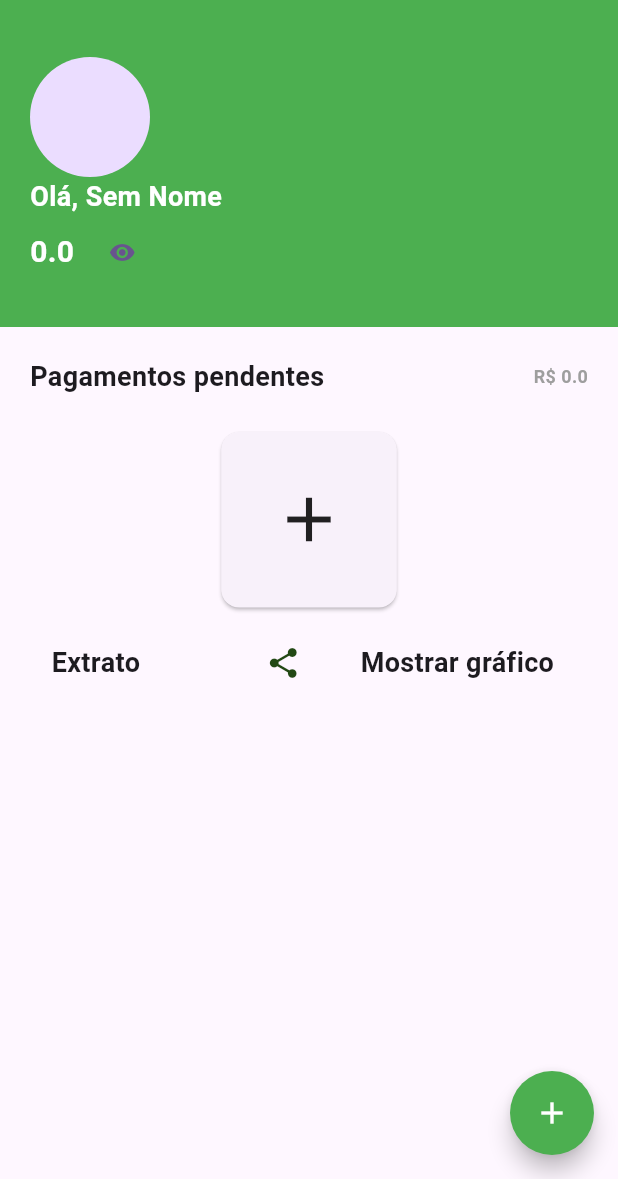
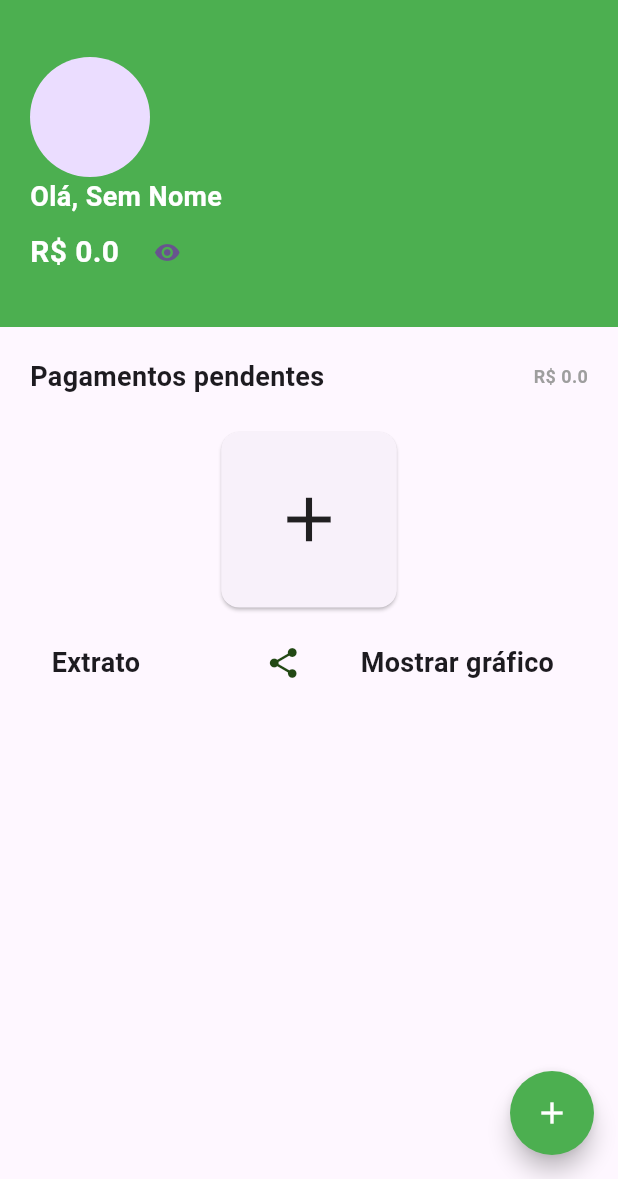
Before and after one commit to holyicecream/Meu-Financeiro, a Flutter app: the Main screen opened by its route, on a phone screen of 412 x 824 dp, the part 57-1236 px from its top. Run offline on Flutter 3.47's test engine with Material 3 defaults, Android fonts, the phone set to English and light mode, and no system bars; our stand-ins replace fixnum, fl_chart; missing offline and left inert: mongo_dart.

Commit message:
Botão de esconder saldo

```diff
--- a/mongo_project/lib/Pages/tela_principal.dart
+++ b/mongo_project/lib/Pages/tela_principal.dart
@@ -33,6 +33,7 @@ class MainState extends State<Main> {
     {'': ''}
   ];
   int count = 0;
+  bool escondesaldo = false;
   @override
   Widget build(BuildContext context) {
     count++;
@@ -243,14 +244,25 @@ class MainState extends State<Main> {
                                     }
                                   }
                                 }
+                                if (escondesaldo == false) {
                                   widgetSaldo = Text(
-                                  '$saldo',
+                                    'R\$ $saldo',
                                     style: TextStyle(
                                       fontWeight: FontWeight.bold,
                                       fontSize: 20,
                                       color: Colors.white,
                                     ),
                                   );
+                                } else {
+                                  widgetSaldo = Text(
+                                    '******',
+                                    style: TextStyle(
+                                      fontWeight: FontWeight.bold,
+                                      fontSize: 20,
+                                      color: Colors.white,
+                                    ),
+                                  );
+                                }
                                 return widgetSaldo;
                               } else {
                                 return widgetSaldo;
@@ -258,7 +270,9 @@ class MainState extends State<Main> {
                             },
                           ),
                           TextButton(
-                              onPressed: () {},
+                              onPressed: () {setState(() {
+                                escondesaldo = !escondesaldo;
+                              });},
                               child: Icon(Icons.remove_red_eye_rounded))
                         ],
                       )
@@ -312,6 +326,7 @@ class MainState extends State<Main> {
                               }
                             }
                           }
+                          if(escondesaldo == false){
 widgetPagamentosPendentesValue = Text(
                             "R\$ ${pagamentosPendentesValue.toString()}",
                             style: TextStyle(
@@ -319,6 +334,16 @@ class MainState extends State<Main> {
                                 color: Colors.grey,
                                 fontWeight: FontWeight.bold),
                           );
+                          }else{
+                            widgetPagamentosPendentesValue = Text(
+                            "******",
+                            style: TextStyle(
+                                fontSize: 12,
+                                color: Colors.grey,
+                                fontWeight: FontWeight.bold),
+                          );
+                          }
+
                           return widgetPagamentosPendentesValue;
                         } else {
                           return widgetPagamentosPendentesValue;
@@ -573,7 +598,9 @@ class MainState extends State<Main> {
                     ),
                     GestureDetector(
                       onTap: () {
-                        Navigator.pushReplacementNamed(context, "/GraficoDiario", arguments: todosArguments);
+                        Navigator.pushReplacementNamed(
+                            context, "/GraficoDiario",
+                            arguments: todosArguments);
                       },
                       child: SizedBox(
                         width: MediaQuery.of(context).size.width / 3,
```
Lines whose indentation alone changed are shown as unchanged.
